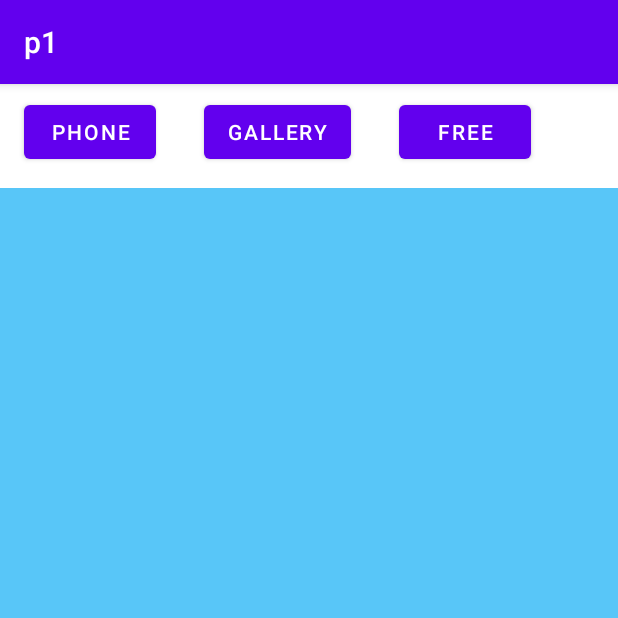
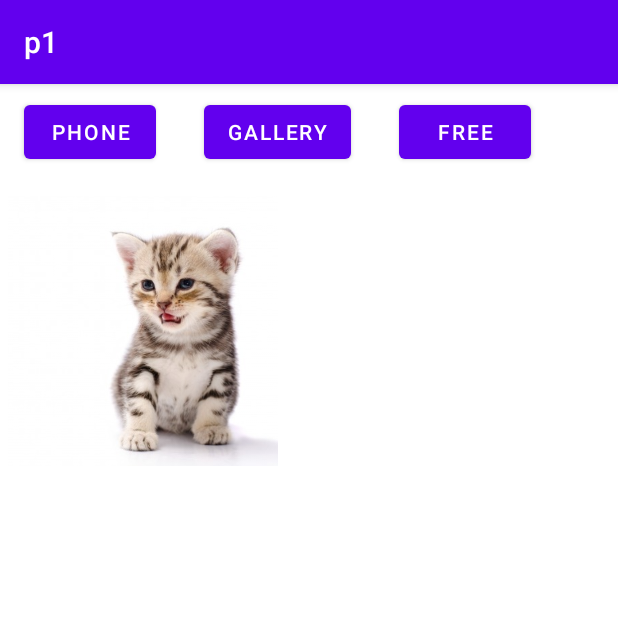
Before and after one commit to PLJE/KAISTcamp-project1, an Android app: the screen it shows after launch (MainActivity), after a tap on "GALLERY", on a phone screen of 412 x 824 dp, the top half of it. Run offline under Robolectric (Android 15) with nearby library versions, the phone set to English and light mode, and no system bars.

Commit message:
갤러리 고양이 사진 하나 띄움

```diff
--- a/app/src/main/java/com/example/p1/gallery.java
+++ b/app/src/main/java/com/example/p1/gallery.java
@@ -15,7 +15,6 @@ import android.view.ViewGroup;
 
 import java.util.ArrayList;
 
-
 public class gallery extends Fragment {
     private ArrayList<cats> catslist;
     private RecyclerView recyclerView;
@@ -23,12 +22,6 @@ public class gallery extends Fragment {
     @Override
     public void onCreate(Bundle savedInstanceState) {
         super.onCreate(savedInstanceState);
-
-        recyclerView = recyclerView.findViewById(R.id.galleryRecyclerView);
-        catslist = new ArrayList<>();
-        setCatsInfo();
-        setAdapter();
-
     }
 
     private void setAdapter() {
@@ -48,6 +41,12 @@ public class gallery extends Fragment {
     public View onCreateView(LayoutInflater inflater, ViewGroup container,
                              Bundle savedInstanceState) {
         // Inflate the layout for this fragment
-        return inflater.inflate(R.layout.fragment_gallery, container, false);
+        View v = inflater.inflate(R.layout.fragment_gallery, container, false);
+        recyclerView = v.findViewById(R.id.galleryRecyclerView);
+        catslist = new ArrayList<>();
+        setCatsInfo();
+        setAdapter();
+        return v;
+
     }
 }
--- a/app/src/main/res/layout/fragment_gallery.xml
+++ b/app/src/main/res/layout/fragment_gallery.xml
@@ -3,12 +3,15 @@
     xmlns:tools="http://schemas.android.com/tools"
     android:layout_width="match_parent"
     android:layout_height="match_parent"
-    android:background="#FFFFFF"
     tools:context=".gallery">
 
     <androidx.recyclerview.widget.RecyclerView
         android:id="@+id/galleryRecyclerView"
         android:layout_width="match_parent"
         android:layout_height="match_parent"
-        android:background="#A803A9F4" />
+        android:scrollbars="vertical"
+        tools:itemCount="20"
+        tools:layoutManager="GridLayoutManager"
+        tools:listitem="@layout/recycler_view_item"
+        tools:spanCount="2" />
 </FrameLayout>
--- a/app/src/main/res/layout/recycler_view_item.xml
+++ b/app/src/main/res/layout/recycler_view_item.xml
@@ -3,4 +3,5 @@
     android:id="@+id/imageView1"
     android:layout_width="180dp"
     android:layout_height="180dp"
-    android:layout_margin="5dp" />
+    android:layout_margin="5dp"
+    tools:srcCompat="@tools:sample/backgrounds/scenic"/>
```
